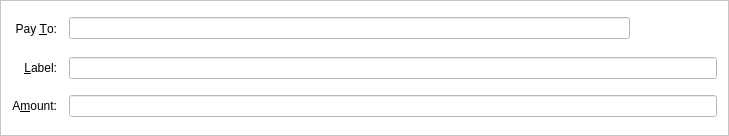
Above: src/qt/forms/sendcoinsentry.ui from GlobalBoost/GlobalBoost-Y before the change. Below: the same form after it.
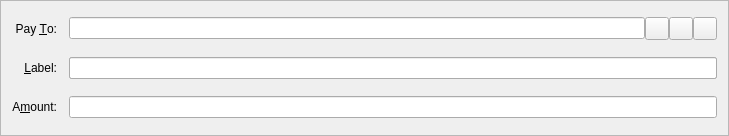
That is the form after the change. Icons and pictures are not drawn. Custom widgets are drawn as their Qt base class.

The edit to the form file:
```diff
--- a/src/qt/forms/sendcoinsentry.ui
+++ b/src/qt/forms/sendcoinsentry.ui
@@ -10,18 +10,9 @@
     <height>136</height>
    </rect>
   </property>
-  <property name="maximumSize">
-   <size>
-    <width>16777215</width>
-    <height>390</height>
-   </size>
-  </property>
   <property name="windowTitle">
    <string>Form</string>
   </property>
-  <property name="styleSheet">
-   <string notr="true">background-color: white;</string>
-  </property>
   <property name="frameShape">
    <enum>QFrame::StyledPanel</enum>
   </property>
@@ -61,6 +52,23 @@
    <item row="5" column="1">
     <widget class="BitcoinAmountField" name="payAmount"/>
    </item>
+   <item row="4" column="1">
+    <layout class="QHBoxLayout" name="horizontalLayout_2">
+     <property name="spacing">
+      <number>0</number>
+     </property>
+     <item>
+      <widget class="QValidatedLineEdit" name="addAsLabel">
+       <property name="enabled">
+        <bool>true</bool>
+       </property>
+       <property name="toolTip">
+        <string>Enter a label for this address to add it to your address book</string>
+       </property>
+      </widget>
+     </item>
+    </layout>
+   </item>
    <item row="4" column="0">
     <widget class="QLabel" name="label_4">
      <property name="text">
@@ -94,27 +102,18 @@
        <property name="toolTip">
         <string>Choose address from address book</string>
        </property>
-       <property name="styleSheet">
-        <string notr="true">QToolButton {
-	text-align:left;
-	border: 0px solid gray;
-	padding: 3px 5px 3px 5px;
-}
-
-QToolButton:pressed:flat {
-	background-color: #D9D9D9;
-}
-
-QToolButton:hover {
-	background-color: #D9D9D9;
-}</string>
-       </property>
        <property name="text">
         <string/>
        </property>
        <property name="icon">
-        <iconset resource="../bitcoin.qrc">
-         <normaloff>:/icons/address-book</normaloff>:/icons/address-book</iconset>
+        <iconset resource="../themes.qrc">
+         <normaloff>:/default/res/themes/default/icons/light/address-book.png</normaloff>:/default/res/themes/default/icons/light/address-book.png</iconset>
+       </property>
+       <property name="iconSize">
+        <size>
+         <width>16</width>
+         <height>16</height>
+        </size>
        </property>
        <property name="shortcut">
         <string>Alt+A</string>
@@ -126,21 +125,6 @@
        <property name="toolTip">
         <string>Paste address from clipboard</string>
        </property>
-       <property name="styleSheet">
-        <string notr="true">QToolButton {
-	text-align:left;
-	border: 0px solid gray;
-	padding: 3px 5px 3px 5px;
-}
-
-QToolButton:pressed:flat {
-	background-color: #D9D9D9;
-}
-
-QToolButton:hover {
-	background-color: #D9D9D9;
-}</string>
-       </property>
        <property name="text">
         <string/>
        </property>
@@ -158,21 +142,6 @@
        <property name="toolTip">
         <string>Remove this recipient</string>
        </property>
-       <property name="styleSheet">
-        <string notr="true">QToolButton {
-	text-align:left;
-	border: 0px solid gray;
-	padding: 3px 5px 3px 5px;
-}
-
-QToolButton:pressed:flat {
-	background-color: #D9D9D9;
-}
-
-QToolButton:hover {
-	background-color: #D9D9D9;
-}</string>
-       </property>
        <property name="text">
         <string/>
        </property>
@@ -184,7 +153,7 @@
      </item>
     </layout>
    </item>
-   <item row="4" column="1">
+      <item row="4" column="1">
     <widget class="QValidatedLineEdit" name="addAsLabel">
      <property name="toolTip">
       <string>Enter a label for this address to add it to your address book</string>
```
Left out of the diff: 7 changed lines with no effect on the pictures.
